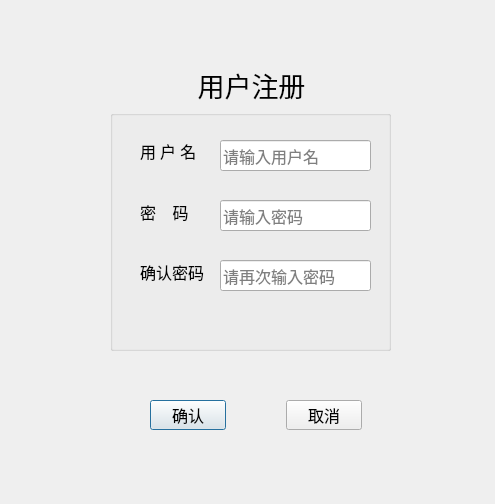
Before: the Qt Designer form RegisterDialog.ui in yao901213/GuardCoop, drawn with Qt 5.
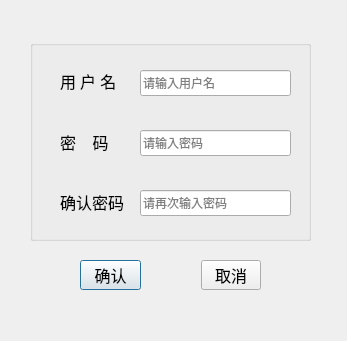
After: the same form once the commit is applied.

The edit to the form file:
```diff
--- a/RegisterDialog.ui
+++ b/RegisterDialog.ui
@@ -6,42 +6,20 @@
    <rect>
     <x>0</x>
     <y>0</y>
-    <width>495</width>
-    <height>504</height>
+    <width>347</width>
+    <height>341</height>
    </rect>
   </property>
   <property name="windowTitle">
    <string>注册</string>
   </property>
-  <widget class="QLabel" name="label">
-   <property name="geometry">
-    <rect>
-     <x>90</x>
-     <y>70</y>
-     <width>323</width>
-     <height>30</height>
-    </rect>
-   </property>
-   <property name="font">
-    <font>
-     <family>楷体</family>
-     <pointsize>20</pointsize>
-    </font>
-   </property>
-   <property name="text">
-    <string>用户注册</string>
-   </property>
-   <property name="alignment">
-    <set>Qt::AlignCenter</set>
-   </property>
-  </widget>
   <widget class="QGroupBox" name="groupBox">
    <property name="geometry">
     <rect>
-     <x>110</x>
-     <y>110</y>
+     <x>30</x>
+     <y>40</y>
      <width>281</width>
-     <height>241</height>
+     <height>201</height>
     </rect>
    </property>
    <property name="title">
@@ -53,13 +31,13 @@
       <x>110</x>
       <y>30</y>
       <width>151</width>
-      <height>31</height>
+      <height>26</height>
      </rect>
     </property>
     <property name="font">
      <font>
       <family>Agency FB</family>
-      <pointsize>12</pointsize>
+      <pointsize>9</pointsize>
      </font>
     </property>
     <property name="placeholderText">
@@ -72,13 +50,13 @@
       <x>110</x>
       <y>90</y>
       <width>151</width>
-      <height>31</height>
+      <height>26</height>
      </rect>
     </property>
     <property name="font">
      <font>
       <family>Agency FB</family>
-      <pointsize>12</pointsize>
+      <pointsize>9</pointsize>
      </font>
     </property>
     <property name="echoMode">
@@ -94,13 +72,13 @@
       <x>110</x>
       <y>150</y>
       <width>151</width>
-      <height>31</height>
+      <height>26</height>
      </rect>
     </property>
     <property name="font">
      <font>
       <family>Agency FB</family>
-      <pointsize>12</pointsize>
+      <pointsize>9</pointsize>
      </font>
     </property>
     <property name="echoMode">
@@ -110,7 +88,7 @@
      <string>请再次输入密码</string>
     </property>
    </widget>
-   <widget class="QWidget" name="">
+   <widget class="QWidget" name="layoutWidget">
     <property name="geometry">
      <rect>
       <x>30</x>
@@ -127,7 +105,7 @@
       <widget class="QLabel" name="label_2">
        <property name="font">
         <font>
-         <family>Agency FB</family>
+         <family>楷体</family>
          <pointsize>12</pointsize>
         </font>
        </property>
@@ -140,7 +118,7 @@
       <widget class="QLabel" name="label_3">
        <property name="font">
         <font>
-         <family>Agency FB</family>
+         <family>楷体</family>
          <pointsize>12</pointsize>
         </font>
        </property>
@@ -153,7 +131,7 @@
       <widget class="QLabel" name="label_4">
        <property name="font">
         <font>
-         <family>Agency FB</family>
+         <family>楷体</family>
          <pointsize>12</pointsize>
         </font>
        </property>
@@ -165,12 +143,12 @@
     </layout>
    </widget>
   </widget>
-  <widget class="QWidget" name="">
+  <widget class="QWidget" name="layoutWidget">
    <property name="geometry">
     <rect>
-     <x>150</x>
-     <y>400</y>
-     <width>212</width>
+     <x>80</x>
+     <y>260</y>
+     <width>181</width>
      <height>30</height>
     </rect>
    </property>
@@ -182,7 +160,7 @@
      <widget class="QPushButton" name="OKButtton">
       <property name="font">
        <font>
-        <family>Agency FB</family>
+        <family>楷体</family>
         <pointsize>12</pointsize>
        </font>
       </property>
@@ -195,7 +173,7 @@
      <widget class="QPushButton" name="CancelButton">
       <property name="font">
        <font>
-        <family>Agency FB</family>
+        <family>楷体</family>
         <pointsize>12</pointsize>
        </font>
       </property>
```
